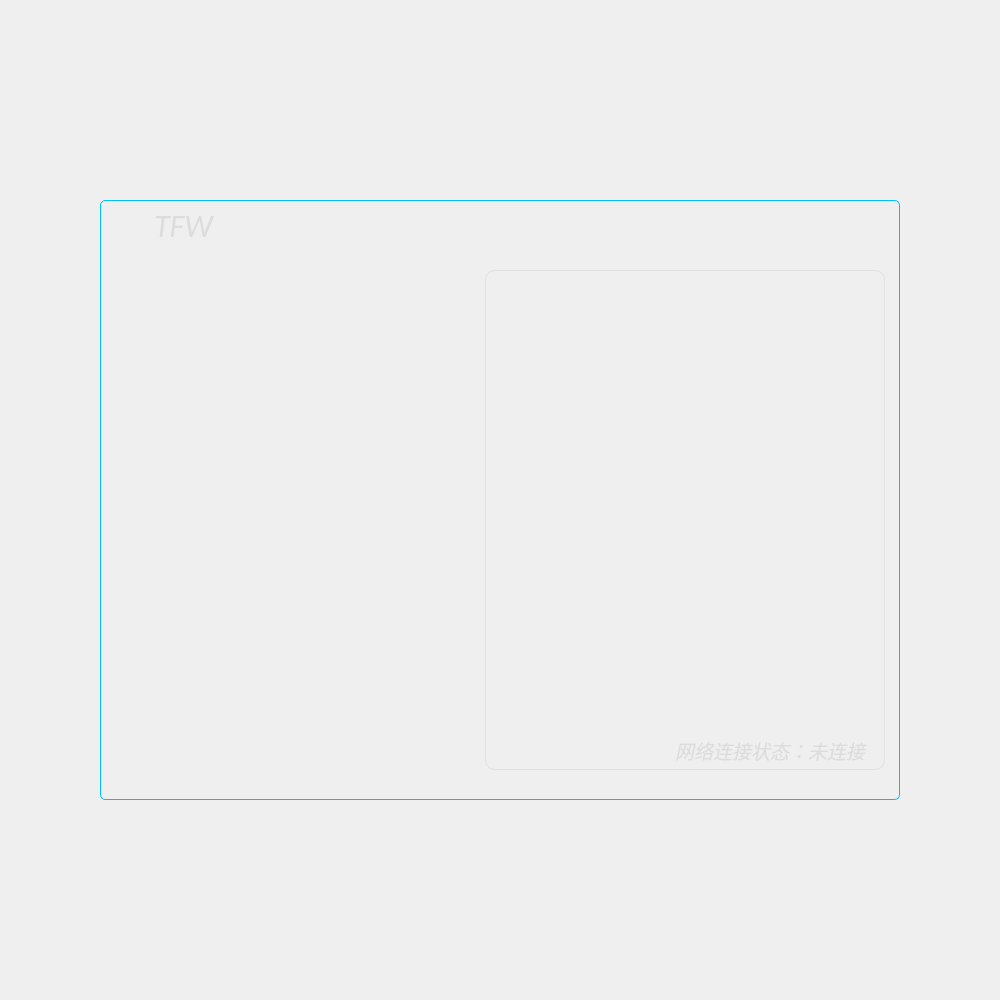
Above: TIM/widget.ui from Sunlx5522/TFW_PROJECT before the change. Below: the same form after it.
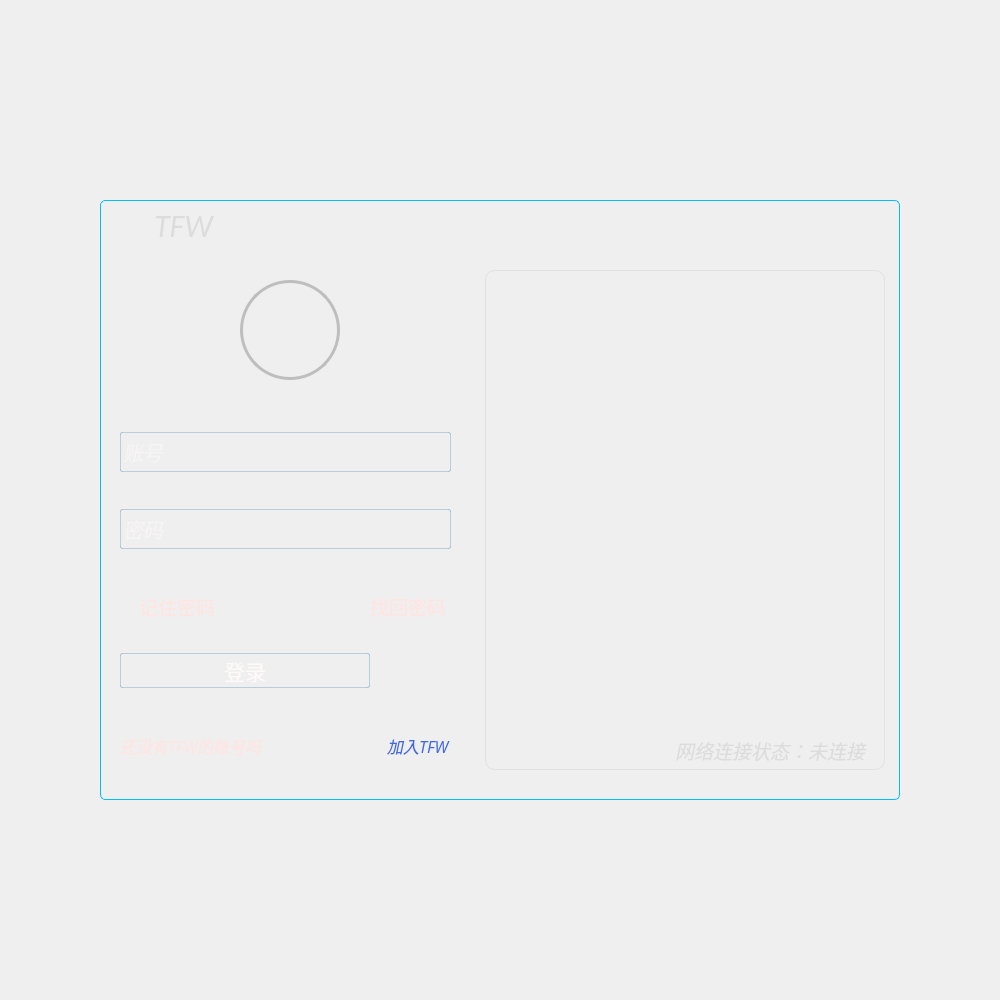
That is the form after the change. The open tabs and pages were chosen to show the change. Icons and pictures are not drawn.

Patch:
```diff
--- a/TIM/widget.ui
+++ b/TIM/widget.ui
@@ -2075,7 +2075,6 @@
         </property>
        </widget>
       </widget>
-      <widget class="QWidget" name="page_5"/>
      </widget>
     </widget>
    </item>
```
